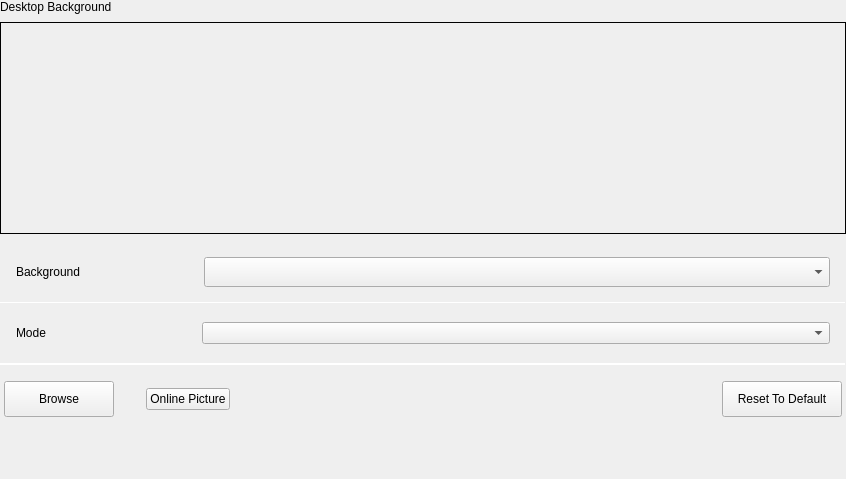
The window that plugins/personalized/wallpaper/wallpaper.ui (ukui/ukui-control-center) describes before a commit, drawn with Qt 5.
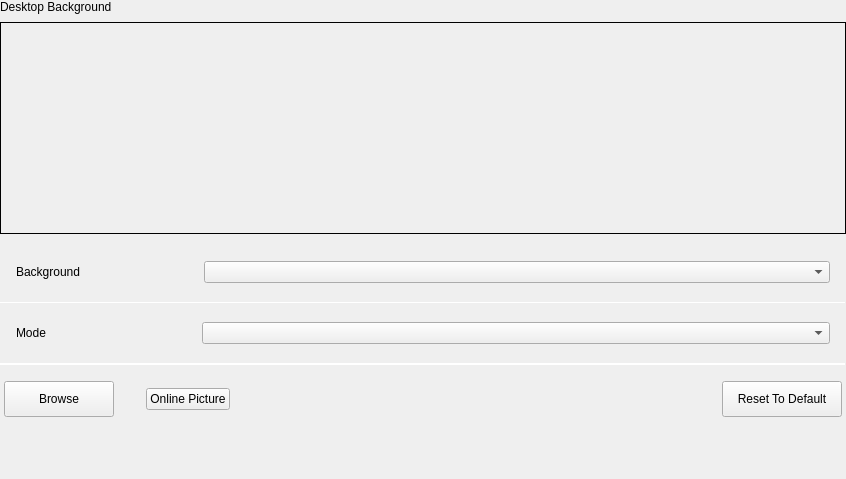
The same window after the commit. Custom widgets are drawn as their Qt base class.

```diff
--- a/plugins/personalized/wallpaper/wallpaper.ui
+++ b/plugins/personalized/wallpaper/wallpaper.ui
@@ -343,7 +343,7 @@
                <property name="maximumSize">
                 <size>
                  <width>16777215</width>
-                 <height>30</height>
+                 <height>16777215</height>
                 </size>
                </property>
                <property name="styleSheet">
```
Left out of the diff: 2 changed lines with no effect on the pictures.
